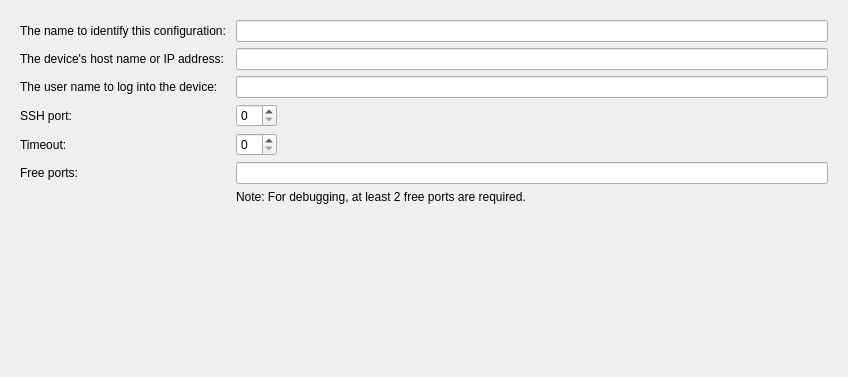
This is src/plugins/mer/merhardwaredevicewizardgeneralpage.ui in sailfishos/sailfish-qtcreator as Qt 5 draws it before an edit. The edited form follows.
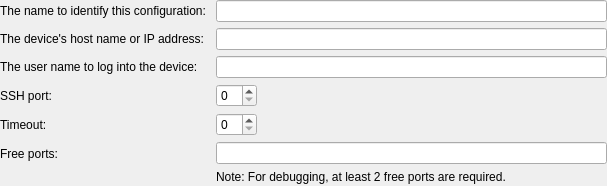
This is the edited form.

Commit message:
Mer: Cleanup UI forms
Eliminate redundant/annoying scroll areas, allow to line-wrap possibly
long file paths, remove extra spacing, remove redundant widgets, cleanup
layouting to allow proper geometry calculations, make wizards less
shaky, ...

```diff
--- a/src/plugins/mer/merhardwaredevicewizardgeneralpage.ui
+++ b/src/plugins/mer/merhardwaredevicewizardgeneralpage.ui
@@ -6,25 +6,31 @@
    <rect>
     <x>0</x>
     <y>0</y>
-    <width>848</width>
-    <height>377</height>
+    <width>607</width>
+    <height>186</height>
    </rect>
   </property>
-  <property name="minimumSize">
-   <size>
-    <width>700</width>
-    <height>350</height>
-   </size>
+  <property name="sizePolicy">
+   <sizepolicy hsizetype="Minimum" vsizetype="Preferred">
+    <horstretch>0</horstretch>
+    <verstretch>0</verstretch>
+   </sizepolicy>
   </property>
   <property name="windowTitle">
    <string>WizardPage</string>
   </property>
-  <layout class="QVBoxLayout" name="verticalLayout">
-   <item>
-    <widget class="QWidget" name="widget" native="true">
      <layout class="QFormLayout" name="formLayout">
-      <property name="fieldGrowthPolicy">
-       <enum>QFormLayout::ExpandingFieldsGrow</enum>
+   <property name="leftMargin">
+    <number>0</number>
+   </property>
+   <property name="topMargin">
+    <number>0</number>
+   </property>
+   <property name="rightMargin">
+    <number>0</number>
+   </property>
+   <property name="bottomMargin">
+    <number>0</number>
       </property>
       <item row="0" column="0">
        <widget class="QLabel" name="nameLabel">
@@ -34,12 +40,8 @@
        </widget>
       </item>
       <item row="0" column="1">
-       <layout class="QHBoxLayout" name="horizontalLayout_8">
-        <item>
          <widget class="QLineEdit" name="configLineEdit"/>
         </item>
-       </layout>
-      </item>
       <item row="1" column="0">
        <widget class="QLabel" name="hostNameLabel">
         <property name="text">
@@ -48,12 +50,8 @@
        </widget>
       </item>
       <item row="1" column="1">
-       <layout class="QHBoxLayout" name="horizontalLayout_7">
-        <item>
          <widget class="QLineEdit" name="hostNameLineEdit"/>
         </item>
-       </layout>
-      </item>
       <item row="2" column="0">
        <widget class="QLabel" name="usernameLabel">
         <property name="text">
@@ -62,16 +60,12 @@
        </widget>
       </item>
       <item row="2" column="1">
-       <layout class="QHBoxLayout" name="horizontalLayout_6">
-        <item>
          <widget class="QLineEdit" name="usernameLineEdit">
           <property name="text">
            <string/>
           </property>
          </widget>
         </item>
-       </layout>
-      </item>
       <item row="3" column="0">
        <widget class="QLabel" name="sshPortLabel">
         <property name="text">
@@ -80,24 +74,14 @@
        </widget>
       </item>
       <item row="3" column="1">
-       <layout class="QHBoxLayout" name="horizontalLayout_3">
-        <item>
-         <widget class="QSpinBox" name="sshPortSpinBox"/>
-        </item>
-        <item>
-         <spacer name="horizontalSpacer">
-          <property name="orientation">
-           <enum>Qt::Horizontal</enum>
-          </property>
-          <property name="sizeHint" stdset="0">
-           <size>
-            <width>40</width>
-            <height>20</height>
-           </size>
-          </property>
-         </spacer>
-        </item>
-       </layout>
+    <widget class="QSpinBox" name="sshPortSpinBox">
+     <property name="sizePolicy">
+      <sizepolicy hsizetype="Maximum" vsizetype="Fixed">
+       <horstretch>0</horstretch>
+       <verstretch>0</verstretch>
+      </sizepolicy>
+     </property>
+    </widget>
       </item>
       <item row="4" column="0">
        <widget class="QLabel" name="Timeout">
@@ -107,24 +91,14 @@
        </widget>
       </item>
       <item row="4" column="1">
-       <layout class="QHBoxLayout" name="horizontalLayout_11">
-        <item>
-         <widget class="QSpinBox" name="timeoutSpinBox"/>
-        </item>
-        <item>
-         <spacer name="horizontalSpacer_2">
-          <property name="orientation">
-           <enum>Qt::Horizontal</enum>
-          </property>
-          <property name="sizeHint" stdset="0">
-           <size>
-            <width>40</width>
-            <height>20</height>
-           </size>
-          </property>
-         </spacer>
-        </item>
-       </layout>
+    <widget class="QSpinBox" name="timeoutSpinBox">
+     <property name="sizePolicy">
+      <sizepolicy hsizetype="Maximum" vsizetype="Fixed">
+       <horstretch>0</horstretch>
+       <verstretch>0</verstretch>
+      </sizepolicy>
+     </property>
+    </widget>
       </item>
       <item row="5" column="0">
        <widget class="QLabel" name="freePortsLabel">
@@ -134,28 +108,24 @@
        </widget>
       </item>
       <item row="5" column="1">
-       <layout class="QHBoxLayout" name="horizontalLayout_2">
+    <layout class="QVBoxLayout" name="verticalLayout">
         <item>
-         <widget class="QLineEdit" name="freePortsLineEdit">
-          <property name="sizePolicy">
-           <sizepolicy hsizetype="MinimumExpanding" vsizetype="Fixed">
-            <horstretch>0</horstretch>
-            <verstretch>0</verstretch>
-           </sizepolicy>
-          </property>
-         </widget>
-        </item>
-       </layout>
-      </item>
-      <item row="6" column="1">
+      <widget class="QLineEdit" name="freePortsLineEdit"/>
+     </item>
+     <item>
        <widget class="QLabel" name="freePortsDebuggerMessageLabel">
+       <property name="sizePolicy">
+        <sizepolicy hsizetype="Minimum" vsizetype="Preferred">
+         <horstretch>0</horstretch>
+         <verstretch>0</verstretch>
+        </sizepolicy>
+       </property>
         <property name="text">
          <string>Note: For debugging, at least 2 free ports are required.</string>
         </property>
        </widget>
       </item>
      </layout>
-    </widget>
    </item>
   </layout>
  </widget>
```
Lines whose indentation alone changed are shown as unchanged. The commit also changes 8 other files.
